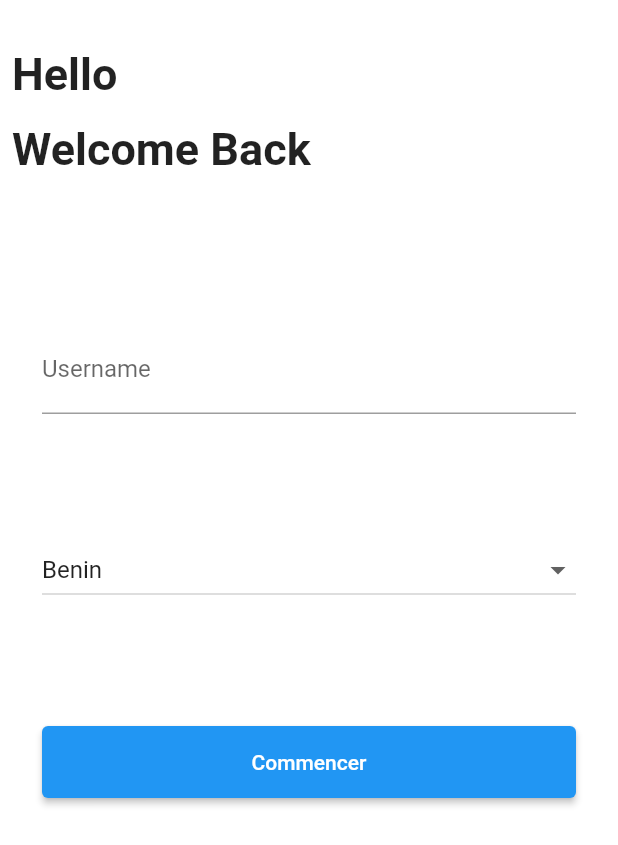
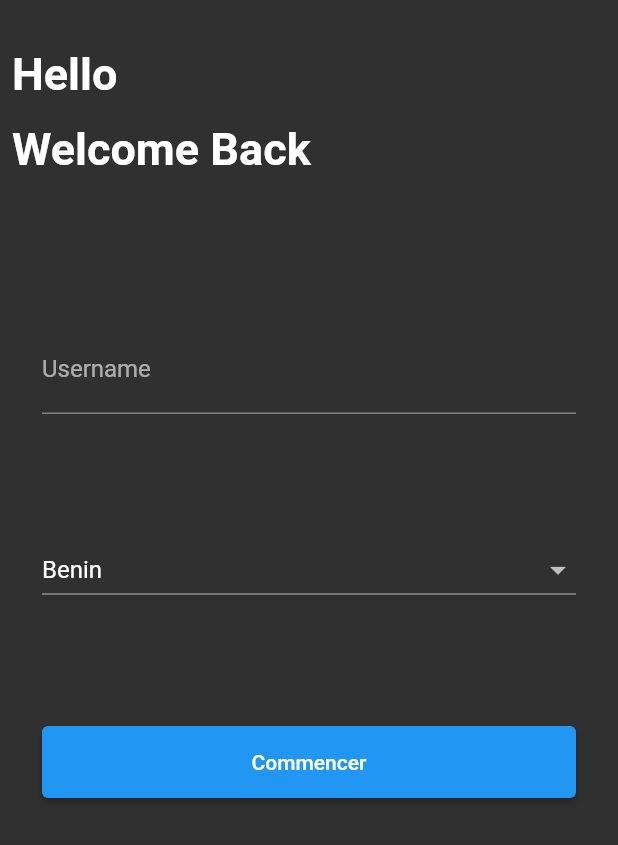
Before and after one commit to Emaahs3/Weather, a Flutter app: the screen it shows after launch, on a phone screen of 412 x 824 dp. Shown: the top 845 px of the screen. Run offline on Flutter 3.47's test engine with Material 2 defaults, Android fonts, the phone set to English and light mode, and no system bars.

```diff
--- a/my_weather/lib/main.dart
+++ b/my_weather/lib/main.dart
@@ -10,9 +10,10 @@ class MainApp extends StatelessWidget {
 
   @override
   Widget build(BuildContext context) {
-    return const MaterialApp(
+    return MaterialApp(
+      theme: ThemeData.dark(),
       debugShowCheckedModeBanner: false,
-      home: Register(),
+      home: const Register(),
     );
   }
 }
--- a/my_weather/lib/screens/home.dart
+++ b/my_weather/lib/screens/home.dart
@@ -1,6 +1,7 @@
 import 'package:flutter/material.dart';
 import 'package:my_weather/constants/constant.dart';
 import 'package:my_weather/screens/register.dart';
+import 'package:provider/provider.dart';
 
 class HomeWeather extends StatefulWidget {
   const HomeWeather({super.key});
--- a/my_weather/lib/screens/register.dart
+++ b/my_weather/lib/screens/register.dart
@@ -1,6 +1,7 @@
 import 'package:flutter/material.dart';
 import 'package:my_weather/constants/constant.dart';
 import 'package:my_weather/screens/home.dart';
+import 'package:provider/provider.dart';
 
 class Register extends StatefulWidget {
   const Register({super.key});
@@ -14,7 +15,6 @@ class _RegisterState extends State<Register> {
   @override
   Widget build(BuildContext context) {
     return Scaffold(
-      backgroundColor: Constant.whiteColor,
       body: SafeArea(
         child: Padding(
           padding: const EdgeInsets.only(top: 32.0, left: 8.0, right: 8.0),
--- a/my_weather/pubspec.yaml
+++ b/my_weather/pubspec.yaml
@@ -9,6 +9,8 @@ environment:
 dependencies:
   flutter:
     sdk: flutter
+  provider: ^6.0.5
+  shared_preferences: ^2.2.0
 
 dev_dependencies:
   flutter_test:
```
Also changed, not shown: my_weather/lib/constants/provider.dart (added), my_weather/lib/constants/sharedPreferences.dart (added), my_weather/pubspec.lock, 1 other file.
